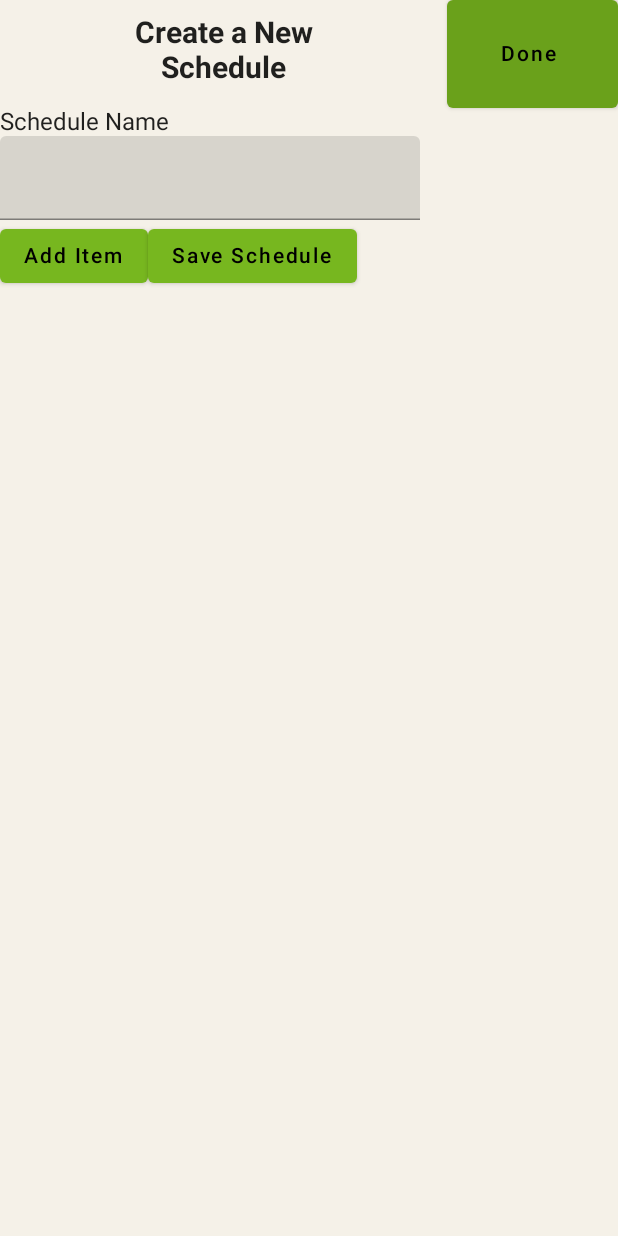
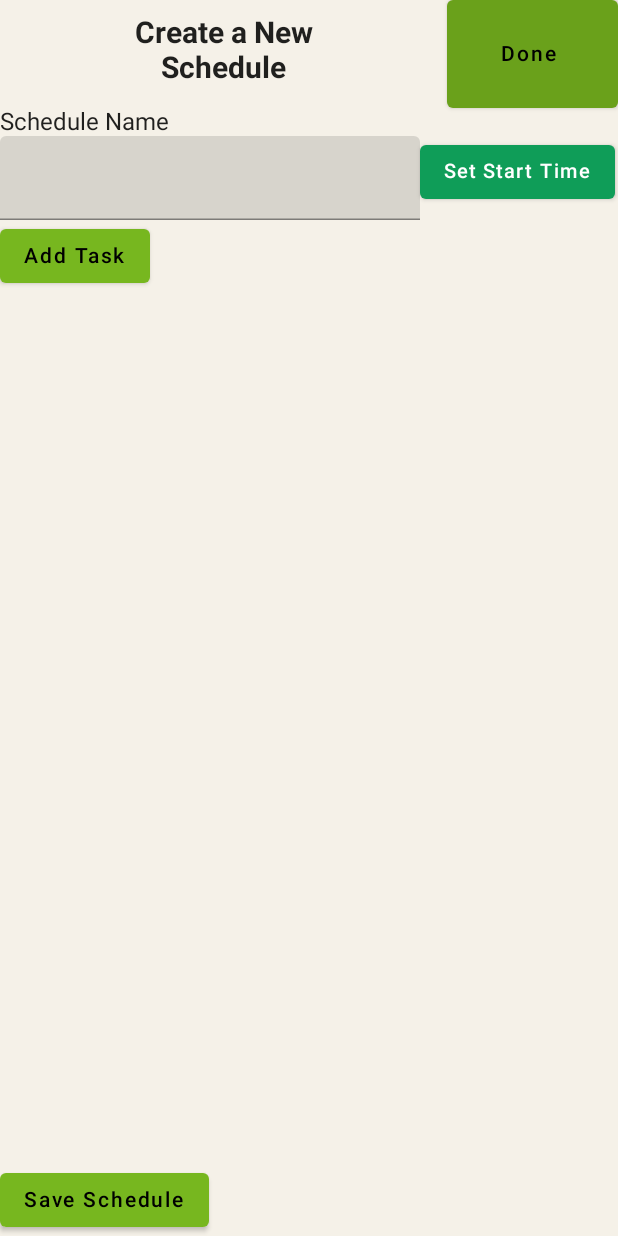
Before and after one commit to CrazySoupDumpling/Peak-Falcons, an Android app built with Jetpack Compose: the EditScreen screen opened through its navigation route, after a tap on "Create Schedule", on a phone screen of 412 x 824 dp. Run offline under Robolectric (Android 15) with nearby library versions, the phone set to English and light mode, and no system bars; our stand-ins replace Room's generated code, livedata-compose.

Commit message:
changed words like items to tasks and like words like alarms to timer fixed some issues with this then, changed it to show last item so that the timer can be used for the last item as well added alarm for each schedule like item nothing else yet like no sound stuff yet

```diff
--- a/app/src/main/java/com/example/finalproject/CreateScheduleScreen.kt
+++ b/app/src/main/java/com/example/finalproject/CreateScheduleScreen.kt
@@ -23,18 +23,35 @@ import androidx.compose.ui.unit.sp
 import androidx.navigation.NavController
 import java.util.*
 
+
 @Composable
 fun CreateScheduleScreen(
     navController: NavController,
     viewModel: MainViewModel
 ) {
-    Column(modifier = Modifier.fillMaxHeight().verticalScroll(rememberScrollState()).background(colorResource(R.color.Background))){
-        Row( modifier = Modifier.fillMaxWidth()) {
+
+
+    Column(modifier = Modifier.fillMaxHeight().background(colorResource(R.color.Background))) {
+
+        val scheduleName = remember { mutableStateOf(TextFieldValue()) }
+        val items = remember {
+            mutableStateListOf<TextFieldValue>()
+        }
+
+        val timerTimes = remember {
+            mutableStateListOf<String>()
+        }
+        var alarmTime = ""
+
+        Column(
+            modifier = Modifier.verticalScroll(rememberScrollState()).weight(1f)
+        ) {
+            Row(modifier = Modifier.fillMaxWidth()) {
                 Spacer(modifier = Modifier.weight(0.5f))
                 Text(
                     text = "Create a New Schedule", modifier = Modifier
                         .padding(all = 10.dp)
-                    .weight(1f,false),
+                        .weight(1f, false),
                     fontWeight = FontWeight.Bold, fontSize = 20.sp, textAlign = TextAlign.Center
                 )
                 Spacer(modifier = Modifier.weight(0.5f))
@@ -51,21 +68,36 @@ fun CreateScheduleScreen(
             val mMinute = mCalendar[Calendar.MINUTE]
 
 
-        val scheduleName = remember { mutableStateOf(TextFieldValue()) }
-//        Button(onClick = { mTimePickerDialog.show() }, colors = ButtonDefaults.buttonColors(backgroundColor = Color(0XFF0F9D58))) {
-//            Text(text = "Open Time Picker", color = Color.White)
-//        }
+
+
             Text(text = "Schedule Name")
+            Row(modifier = Modifier.fillMaxWidth()) {
+
+                val mTimePickerDialog = TimePickerDialog(
+                    context,
+                    {_, mHour : Int, mMinute: Int ->
+                        alarmTime = "$mHour:$mMinute"
+                    }, mHour, mMinute, false
+                )
                 TextField(
                     value = scheduleName.value,
                     onValueChange = { scheduleName.value = it },
-            colors = TextFieldDefaults.textFieldColors(focusedIndicatorColor =  colorResource(R.color.SubGreen), cursorColor = colorResource(R.color.SubGreen), placeholderColor = colorResource(R.color.SubGreen), trailingIconColor = colorResource(R.color.SubGreen))
+                    colors = TextFieldDefaults.textFieldColors(
+                        focusedIndicatorColor = colorResource(R.color.SubGreen),
+                        cursorColor = colorResource(R.color.SubGreen),
+                        placeholderColor = colorResource(R.color.SubGreen),
+                        trailingIconColor = colorResource(R.color.SubGreen)
                     )
-        val items = remember {
-            mutableStateListOf<TextFieldValue>()}
+                )
+                Button(
+                    onClick = { mTimePickerDialog.show() },
+                    colors = ButtonDefaults.buttonColors(backgroundColor = Color(0XFF0F9D58))
+                ) {
+                    Text(text = "Set Start Time", color = Color.White, fontSize = 13.sp)
+                }
+            }
 
-        val alarmTimes = remember {
-            mutableStateListOf<String>()}
+
 
 
 
@@ -73,52 +105,82 @@ fun CreateScheduleScreen(
 
                 val mTimePickerDialog = TimePickerDialog(
                     context,
-                {_, mHour : Int, mMinute: Int ->
-                    alarmTimes[counter] = "$mHour:$mMinute"
+                    { _, mHour: Int, mMinute: Int ->
+                        timerTimes[counter] = "$mHour:$mMinute"
                     }, mHour, mMinute, false
                 )
 
-            Text("Item #${counter + 1}")
-            Row{
+                Text("Task #${counter + 1}")
+                Row {
                     TextField(
                         value = items[counter],
                         onValueChange = { items[counter] = it },
-                    colors = TextFieldDefaults.textFieldColors(focusedIndicatorColor =  colorResource(R.color.SubGreen), cursorColor = colorResource(R.color.SubGreen), placeholderColor = colorResource(R.color.SubGreen), trailingIconColor = colorResource(R.color.SubGreen))
+                        colors = TextFieldDefaults.textFieldColors(
+                            focusedIndicatorColor = colorResource(
+                                R.color.SubGreen
+                            ),
+                            cursorColor = colorResource(R.color.SubGreen),
+                            placeholderColor = colorResource(R.color.SubGreen),
+                            trailingIconColor = colorResource(R.color.SubGreen)
                         )
-                Button(onClick ={items.removeAt(counter)},colors = ButtonDefaults.buttonColors(backgroundColor = Color.Red)){
+                    )
+                    Button(
+                        onClick = { items.removeAt(counter) },
+                        colors = ButtonDefaults.buttonColors(backgroundColor = Color.Red)
+                    ) {
                         Text(text = "Delete")
                     }
                 }
-            Button(onClick = { mTimePickerDialog.show() }, colors = ButtonDefaults.buttonColors(backgroundColor = Color(0XFF0F9D58))) {
-                Text(text = "Apply Alarm", color = Color.White)
+                Button(
+                    onClick = { mTimePickerDialog.show() },
+                    colors = ButtonDefaults.buttonColors(backgroundColor = Color(0XFF0F9D58))
+                ) {
+                    Text(text = "Set Time Limit", color = Color.White)
                 }
             }
-        Row{
-            Button(onClick = { items.add(TextFieldValue(text = ""));alarmTimes.add("") }, colors = ButtonDefaults.buttonColors(backgroundColor = colorResource(R.color.SubGreen))) {
-                Text(text = "Add Item")
+            Row {
+                Button(
+                    onClick = { items.add(TextFieldValue(text = ""));timerTimes.add("") },
+                    colors = ButtonDefaults.buttonColors(backgroundColor = colorResource(R.color.SubGreen))
+                ) {
+                    Text(text = "Add Task")
                 }
-
-            Button(onClick = {
-                if (scheduleName.value.text.isNotEmpty() &&items.size > 0 && items[0].text.isNotEmpty()) {
-                    val itemListOfStrings: SnapshotStateList<String> = SnapshotStateList()
-                    val alarmListOfStrings: SnapshotStateList<String> = SnapshotStateList()
+            }
+        }
+            Column {
+                Row {
+                    Button(
+                        onClick = {
+                            if (scheduleName.value.text.isNotEmpty() && items.size > 0 && items[0].text.isNotEmpty()) {
+                                val itemListOfStrings: SnapshotStateList<String> =
+                                    SnapshotStateList()
+                                val timerListOfStrings: SnapshotStateList<String> =
+                                    SnapshotStateList()
                                 for (i in 0 until items.size) {
                                     itemListOfStrings.add(items[i].text)
-                        alarmListOfStrings.add(alarmTimes[i])
+                                    timerListOfStrings.add(timerTimes[i])
                                 }
+                                val alarmTime = alarmTime
 
                                 viewModel.insertSchedule(
                                     Schedule(
                                         name = scheduleName.value.text,
-                            items = ScheduleItems(itemListOfStrings, alarmListOfStrings)
+                                        items = ScheduleItems(itemListOfStrings, timerListOfStrings)
                                     )
                                 )
                                 navController.navigate(Screens.Schedule.route)
                             }
-            }, colors = ButtonDefaults.buttonColors(backgroundColor = colorResource(R.color.SubGreen))){
+                        },
+                        colors = ButtonDefaults.buttonColors(backgroundColor = colorResource(R.color.SubGreen))
+                    ) {
                         Text(text = "Save Schedule")
                     }
+
                 }
             }
 
+
     }
+
+
+}
--- a/app/src/main/java/com/example/finalproject/EditScreen.kt
+++ b/app/src/main/java/com/example/finalproject/EditScreen.kt
@@ -36,7 +36,7 @@ fun EditScreen(
                 text = "Edit Your Schedules", modifier = Modifier
                     .padding(all = 10.dp)
                     .weight(1f,false),
-                fontWeight = FontWeight.Bold, fontSize = 20.sp, textAlign = TextAlign.Center
+                fontWeight = FontWeight.Bold, fontSize = 15.sp, textAlign = TextAlign.Center
             )
             Spacer(modifier = Modifier.weight(0.5f))
             Button(
@@ -69,7 +69,8 @@ fun EditScreen(
                     modifier = Modifier.width(100.dp).padding(vertical = 30.dp),
                     colors = ButtonDefaults.buttonColors(backgroundColor = Color.Red)
                 ) {
-                    Text(text = "Delete Schedule")
+                    Text(text = "Delete Schedule",
+                        fontSize = 11.sp)
                 }
             }
         }
@@ -84,7 +85,7 @@ fun EditScreen(
             },
             modifier = Modifier
                 .fillMaxWidth()
-                .padding(all = 10.dp),
+                .padding(all = 14.dp),
             colors = ButtonDefaults.buttonColors(backgroundColor = colorResource(R.color.SubGreen))
         ) {
 
--- a/app/src/main/java/com/example/finalproject/ScheduleItems.kt
+++ b/app/src/main/java/com/example/finalproject/ScheduleItems.kt
@@ -4,10 +4,11 @@ import androidx.compose.runtime.snapshots.SnapshotStateList
 
 data class ScheduleItems(
      var scheduleItems_: SnapshotStateList<String>,
-     var scheduleAlarms_: SnapshotStateList<String>
+     var scheduleTimers_: SnapshotStateList<String>,
+
 ){
     val scheduleItems: SnapshotStateList<String> = scheduleItems_
-    val scheduleAlarms: SnapshotStateList<String> = scheduleAlarms_
+    val scheduleTimers: SnapshotStateList<String> = scheduleTimers_
 
 
 }
--- a/app/src/main/java/com/example/finalproject/ScheduleScreen.kt
+++ b/app/src/main/java/com/example/finalproject/ScheduleScreen.kt
@@ -30,7 +30,7 @@ fun ScheduleScreen(
             Text(text = "Your Schedules", modifier = Modifier
                 .padding(vertical = 20.dp)
                 .padding(horizontal = 15.dp)
-                , fontWeight = FontWeight.Bold, fontSize = 30.sp)
+                , fontWeight = FontWeight.Bold, fontSize = 25.sp)
             Spacer(modifier = Modifier.weight(1f))
             Button(onClick = {navController.navigate(route = Screens.Edit.route)}, modifier = Modifier.width(150.dp), colors = ButtonDefaults.buttonColors(backgroundColor = colorResource(R.color.TitleGreen))) {
                 Text(text = "edit ", modifier = Modifier.padding(all = 20.dp))
```
Also changed, not shown: app/src/main/java/com/example/finalproject/EditScheduleScreen.kt (+9 -9 lines), app/src/main/java/com/example/finalproject/twoItemSched.kt (+10 -9 lines). Lines whose indentation alone changed are shown as unchanged.
